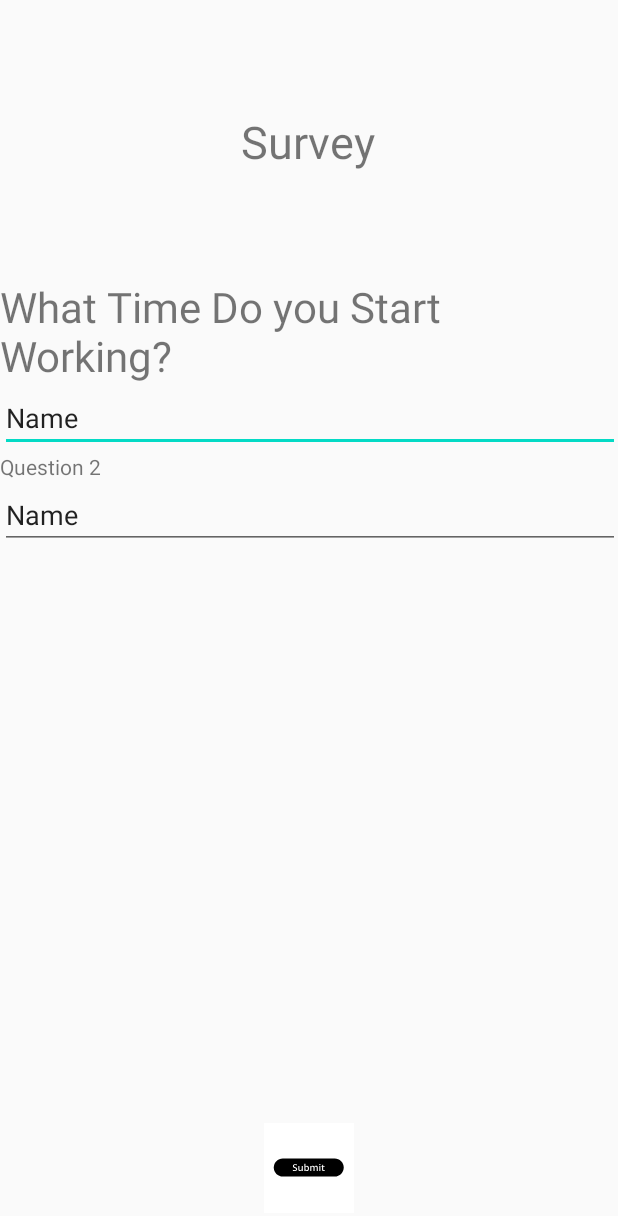
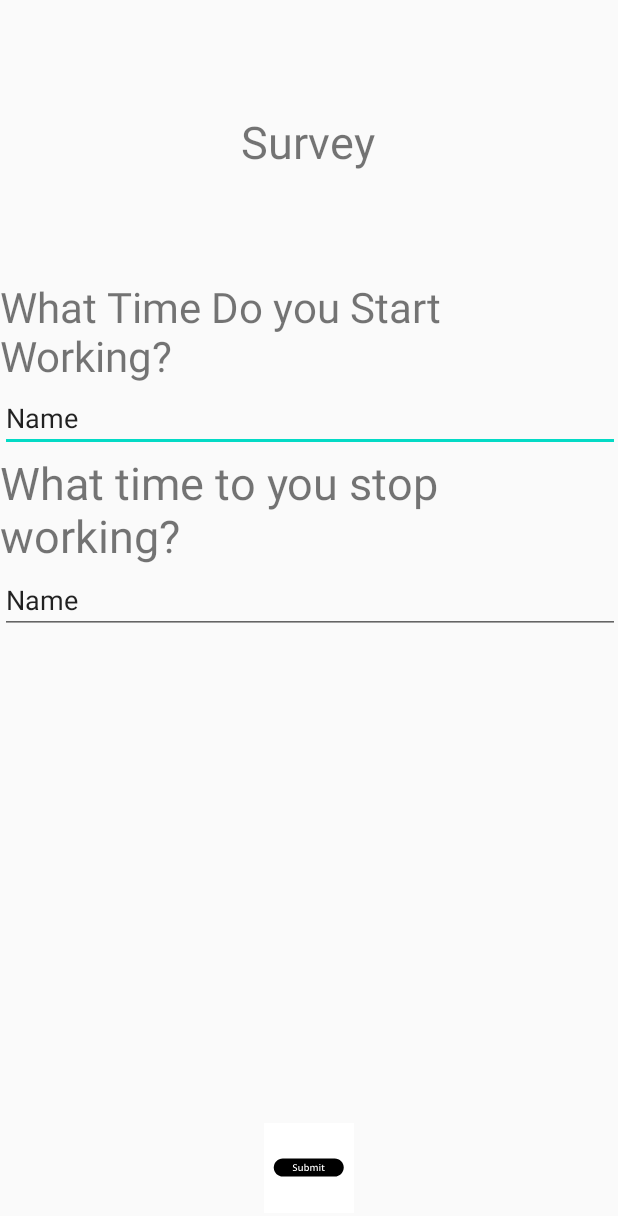
Before and after one commit to devauntea/TasLOCK, an Android app: the layout activity_survey.xml on its own in the app's theme, with its tools: preview values and no code run, on a phone screen of 412 x 824 dp. Shown: the top 1216 px of the screen. Run offline under Robolectric (Android 15) with nearby library versions, the phone set to English and light mode, and no system bars; Roboto replaces fonts that are not available here.

Commit message:
Added a question

```diff
--- a/app/src/main/res/layout/activity_survey.xml
+++ b/app/src/main/res/layout/activity_survey.xml
@@ -52,7 +52,9 @@
             android:id="@+id/textView11"
             android:layout_width="match_parent"
             android:layout_height="wrap_content"
-            android:text="Question 2" />
+            android:text="What time to you stop working?
+"
+            android:textSize="30sp" />
 
         <EditText
             android:id="@+id/editText2"
```
